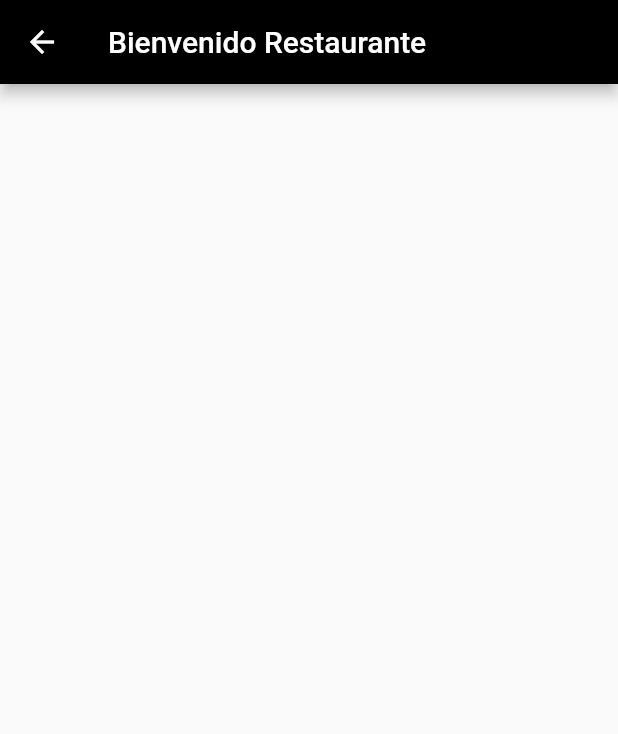
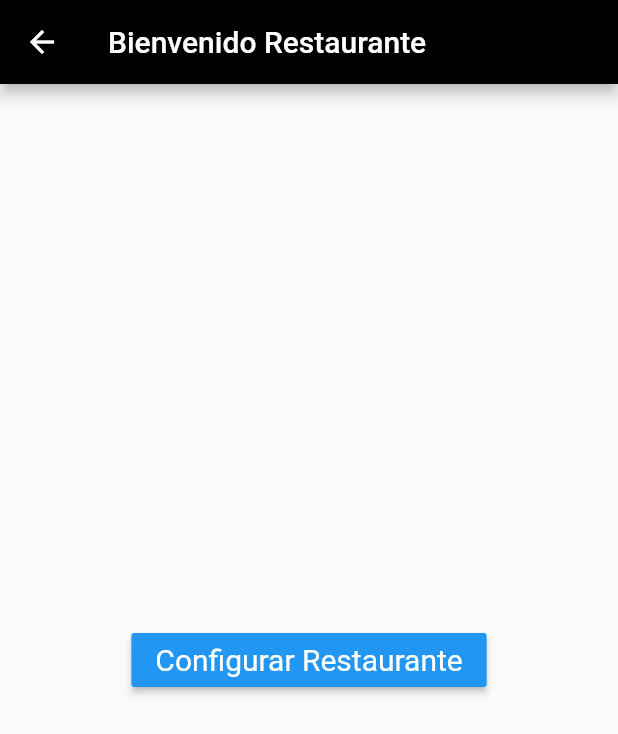
Before and after one commit to juanmurillor/EasyTurn, a Flutter app: the RestauranteRoute screen opened directly, on a phone screen of 412 x 824 dp. Shown: the top 734 px of the screen. Run offline on Flutter 3.47's test engine with Material 2 defaults, Android fonts, the phone set to English and light mode, and no system bars; our stand-ins replace cloud_firestore, firebase_auth; accounts and stored records are empty; network calls fail.

Commit message:
servicio rest de restaurante

```diff
--- /dev/null
+++ b/lib/model/restaurante.dart
@@ -0,0 +1,35 @@
+import 'dart:async';
+import 'dart:convert';
+import 'package:http/http.dart' as http;
+class Restaurante{
+     int idRestaurante;
+     String descripcionRestaurante;
+     String emailUsuario;
+     String nombreRestaurante;
+     int telefonoRestaurante;
+     String urlFotoRestaurante;
+
+Restaurante({
+  this.idRestaurante,
+  this.descripcionRestaurante,
+  this.emailUsuario,
+  this.nombreRestaurante,
+  this.telefonoRestaurante,
+  this.urlFotoRestaurante
+
+});
+
+factory Restaurante.fromJson(Map<String, dynamic> json){
+  return Restaurante(
+    idRestaurante: json["idRestaurante"],
+    descripcionRestaurante: json["descripcionRestaurante"],
+    emailUsuario: json["emailUsuario"],
+    nombreRestaurante: json["nombreRestaurante"],
+    telefonoRestaurante: json["telefonoRestaurante"],
+    urlFotoRestaurante: json["urlFotoRestaurante"],
+  );
+
+
+}
+
+}
--- a/lib/src/screens/modulo_restaurante/restaurante_page.dart
+++ b/lib/src/screens/modulo_restaurante/restaurante_page.dart
@@ -1,13 +1,44 @@
 import 'package:flutter/material.dart';
+import 'configurar_restaurante_page.dart';
 
-class RestauranteRoute extends StatelessWidget {
+class RestauranteRoute extends StatefulWidget {
+
+@override
+  State<StatefulWidget> createState() => new _RestauranteRouteState();
+
+}
+
+class _RestauranteRouteState extends State<RestauranteRoute>{
+
+
+  void moveToConfigurarRestaurantePage(){
+    Navigator.push(
+                context,
+                MaterialPageRoute(builder: (context) => ConfigurarRestaurantePage()),
+              );
+  }
+
+
+
   @override
   Widget build(BuildContext context) {
     return Scaffold(
       appBar: AppBar(
         title: Text("Bienvenido Restaurante"),
       ),
-      body: Center(
+      body: Container(
+        child: Center(
+          child: new RaisedButton(
+            child: new Text('Configurar Restaurante',
+             style: new TextStyle(
+                  fontSize: 20.0,
+                  color: Colors.white,
+                  fontWeight: FontWeight.w400),
+                  ),
+                  color: Colors.blue,
+                  onPressed: moveToConfigurarRestaurantePage,
+
+          )
           /*child: RaisedButton(
             onPressed: () {
               // Navigate back to first route when tapped.
@@ -15,6 +46,7 @@ class RestauranteRoute extends StatelessWidget {
             //child: Text('Go back!'),
           ),*/
         ),
+      ),
     );
   }
 }
--- a/pubspec.yaml
+++ b/pubspec.yaml
@@ -32,6 +32,9 @@ dependencies:
 dev_dependencies:
   flutter_test:
     sdk: flutter
+
+
+  http: any
 
 
 # For information on the generic Dart part of this file, see the
```
Also changed, not shown: lib/src/screens/modulo_restaurante/configurar_restaurante_page.dart (added, +119 -0 lines), pubspec.lock. Lines whose indentation alone changed are shown as unchanged.
